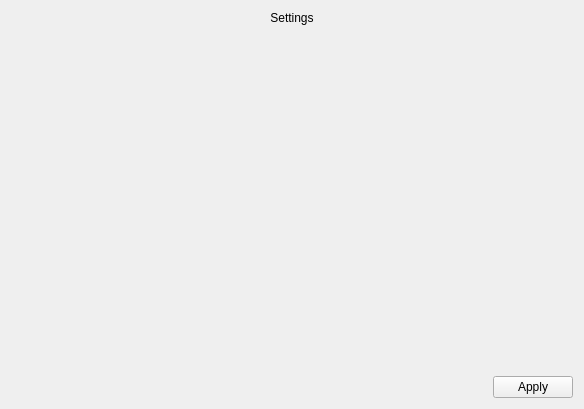
This is SettingsPage.ui in barzfen/karaoke-queue-and-ads as Qt 5 draws it before an edit. The edited form follows.
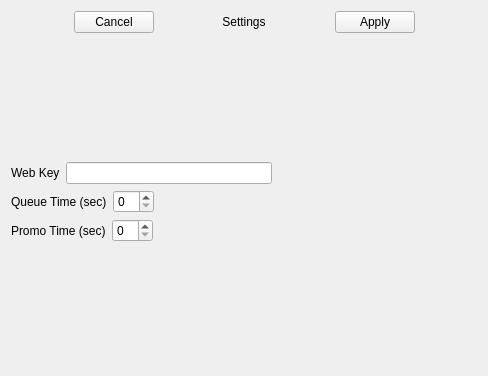
This is the edited form.

Commit message: Added the ability to save and retrieve settings in the appropriate method for each platfrom. For example, on Windows, settings will be stored in the registry.

Patch:
```diff
--- a/SettingsPage.ui
+++ b/SettingsPage.ui
@@ -6,8 +6,8 @@
    <rect>
     <x>0</x>
     <y>0</y>
-    <width>584</width>
-    <height>409</height>
+    <width>488</width>
+    <height>376</height>
    </rect>
   </property>
   <property name="windowTitle">
@@ -16,31 +16,51 @@
   <layout class="QGridLayout" name="gridLayout">
    <item row="0" column="0">
     <layout class="QVBoxLayout" name="verticalLayout">
-     <item>
-      <widget class="QLabel" name="title_lbl">
-       <property name="text">
-        <string>Settings</string>
-       </property>
-       <property name="alignment">
-        <set>Qt::AlignCenter</set>
-       </property>
-      </widget>
-     </item>
-     <item>
-      <spacer name="verticalSpacer">
-       <property name="orientation">
-        <enum>Qt::Vertical</enum>
-       </property>
-       <property name="sizeHint" stdset="0">
-        <size>
-         <width>20</width>
-         <height>40</height>
-        </size>
-       </property>
-      </spacer>
-     </item>
      <item>
       <layout class="QHBoxLayout" name="horizontalLayout">
+       <item>
+        <spacer name="horizontalSpacer_4">
+         <property name="orientation">
+          <enum>Qt::Horizontal</enum>
+         </property>
+         <property name="sizeHint" stdset="0">
+          <size>
+           <width>40</width>
+           <height>20</height>
+          </size>
+         </property>
+        </spacer>
+       </item>
+       <item>
+        <widget class="QPushButton" name="cancel_btn">
+         <property name="text">
+          <string>Cancel</string>
+         </property>
+        </widget>
+       </item>
+       <item>
+        <spacer name="horizontalSpacer_5">
+         <property name="orientation">
+          <enum>Qt::Horizontal</enum>
+         </property>
+         <property name="sizeHint" stdset="0">
+          <size>
+           <width>40</width>
+           <height>20</height>
+          </size>
+         </property>
+        </spacer>
+       </item>
+       <item>
+        <widget class="QLabel" name="title_lbl">
+         <property name="text">
+          <string>Settings</string>
+         </property>
+         <property name="alignment">
+          <set>Qt::AlignCenter</set>
+         </property>
+        </widget>
+       </item>
        <item>
         <spacer name="horizontalSpacer">
          <property name="orientation">
@@ -61,8 +81,128 @@
          </property>
         </widget>
        </item>
+       <item>
+        <spacer name="horizontalSpacer_6">
+         <property name="orientation">
+          <enum>Qt::Horizontal</enum>
+         </property>
+         <property name="sizeHint" stdset="0">
+          <size>
+           <width>40</width>
+           <height>20</height>
+          </size>
+         </property>
+        </spacer>
+       </item>
       </layout>
      </item>
+     <item>
+      <spacer name="verticalSpacer_2">
+       <property name="orientation">
+        <enum>Qt::Vertical</enum>
+       </property>
+       <property name="sizeHint" stdset="0">
+        <size>
+         <width>20</width>
+         <height>40</height>
+        </size>
+       </property>
+      </spacer>
+     </item>
+     <item>
+      <layout class="QHBoxLayout" name="horizontalLayout_2">
+       <item>
+        <widget class="QLabel" name="webkey_lbl">
+         <property name="text">
+          <string>Web Key</string>
+         </property>
+        </widget>
+       </item>
+       <item>
+        <widget class="QLineEdit" name="webkey_edit"/>
+       </item>
+       <item>
+        <spacer name="horizontalSpacer_7">
+         <property name="orientation">
+          <enum>Qt::Horizontal</enum>
+         </property>
+         <property name="sizeHint" stdset="0">
+          <size>
+           <width>40</width>
+           <height>20</height>
+          </size>
+         </property>
+        </spacer>
+       </item>
+      </layout>
+     </item>
+     <item>
+      <layout class="QHBoxLayout" name="horizontalLayout_3">
+       <item>
+        <widget class="QLabel" name="queue_time_lbl">
+         <property name="text">
+          <string>Queue Time (sec)</string>
+         </property>
+        </widget>
+       </item>
+       <item>
+        <widget class="QSpinBox" name="queue_time_spinbox"/>
+       </item>
+       <item>
+        <spacer name="horizontalSpacer_3">
+         <property name="orientation">
+          <enum>Qt::Horizontal</enum>
+         </property>
+         <property name="sizeHint" stdset="0">
+          <size>
+           <width>40</width>
+           <height>20</height>
+          </size>
+         </property>
+        </spacer>
+       </item>
+      </layout>
+     </item>
+     <item>
+      <layout class="QHBoxLayout" name="horizontalLayout_4">
+       <item>
+        <widget class="QLabel" name="promo_time_lbl">
+         <property name="text">
+          <string>Promo Time (sec)</string>
+         </property>
+        </widget>
+       </item>
+       <item>
+        <widget class="QSpinBox" name="promo_time_spinbox"/>
+       </item>
+       <item>
+        <spacer name="horizontalSpacer_2">
+         <property name="orientation">
+          <enum>Qt::Horizontal</enum>
+         </property>
+         <property name="sizeHint" stdset="0">
+          <size>
+           <width>40</width>
+           <height>20</height>
+          </size>
+         </property>
+        </spacer>
+       </item>
+      </layout>
+     </item>
+     <item>
+      <spacer name="verticalSpacer">
+       <property name="orientation">
+        <enum>Qt::Vertical</enum>
+       </property>
+       <property name="sizeHint" stdset="0">
+        <size>
+         <width>20</width>
+         <height>40</height>
+        </size>
+       </property>
+      </spacer>
+     </item>
     </layout>
    </item>
   </layout>
```
The commit also changes 3 other files.
